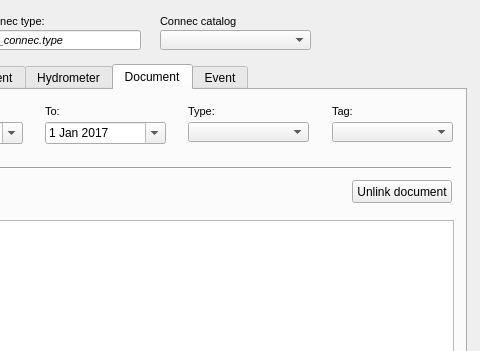
First picture: the form in ui/ud_man_connec.ui, repository Giswater/giswater_qgis_plugin, before the edit; both pictures show x 120 to 600 and y 0 to 351 of the 600 by 626 pixel window.
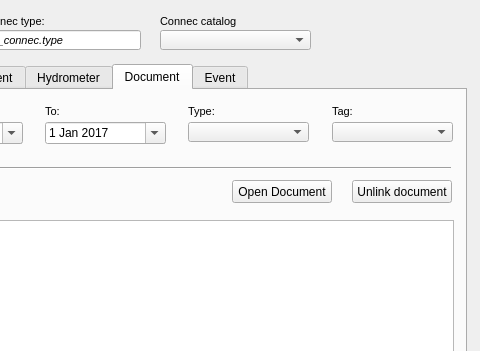
Second picture: the form after the edit. The open tabs and pages were chosen to show the change.

Commit message: #129 wip, add button open_document

```diff
--- a/ui/ud_man_connec.ui
+++ b/ui/ud_man_connec.ui
@@ -2264,6 +2264,19 @@
       <string>Unlink document</string>
      </property>
     </widget>
+    <widget class="QPushButton" name="btn_open_path">
+     <property name="geometry">
+      <rect>
+       <x>340</x>
+       <y>90</y>
+       <width>100</width>
+       <height>23</height>
+      </rect>
+     </property>
+     <property name="text">
+      <string>Open Document</string>
+     </property>
+    </widget>
    </widget>
    <widget class="QWidget" name="tab_10">
     <attribute name="title">
```
Left out of the diff: 4 changed lines with no effect on the pictures. The commit also changes 9 other files.
